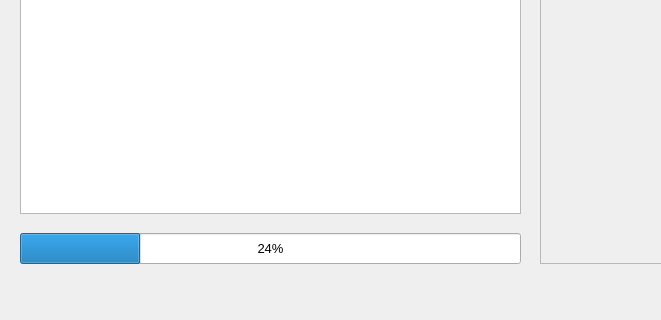
Above: STXM_data_viewer.ui from amy-remeshylo/STXM_data_viewer before the change; both pictures show x 0 to 661 and y 477 to 797 of the 1225 by 797 pixel window. Below: the same form after it.
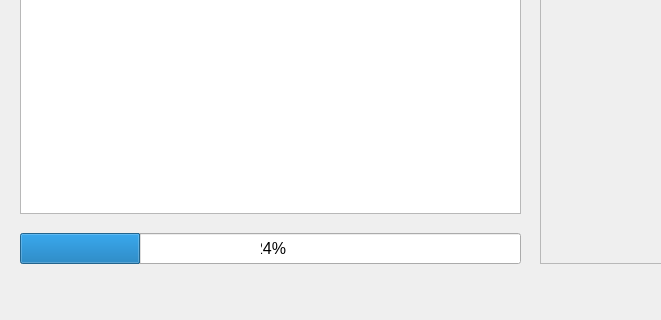
That is the form after the change.

Commit message: added padding to xpoints and ypoints in data in order to properly index for range

The edit to the form file:
```diff
--- a/STXM_data_viewer.ui
+++ b/STXM_data_viewer.ui
@@ -409,6 +409,14 @@
       <height>31</height>
      </rect>
     </property>
+    <property name="font">
+     <font>
+      <pointsize>12</pointsize>
+     </font>
+    </property>
+    <property name="styleSheet">
+     <string notr="true">text-align: center;</string>
+    </property>
     <property name="value">
      <number>24</number>
     </property>
```
The commit also changes 1 other file.
